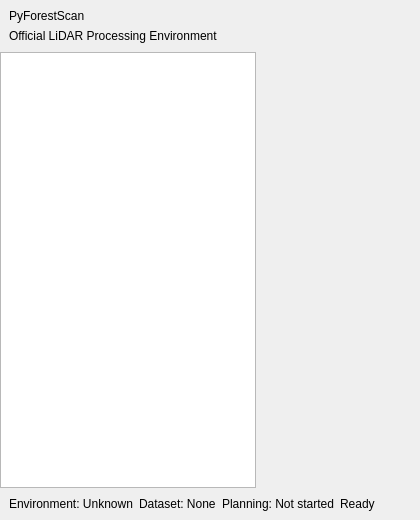
Before: the Qt Designer form pyforestscan_qgis/ui/forms/mission_control.ui in sticholas/pyforestscan-qgis, drawn with Qt 5.
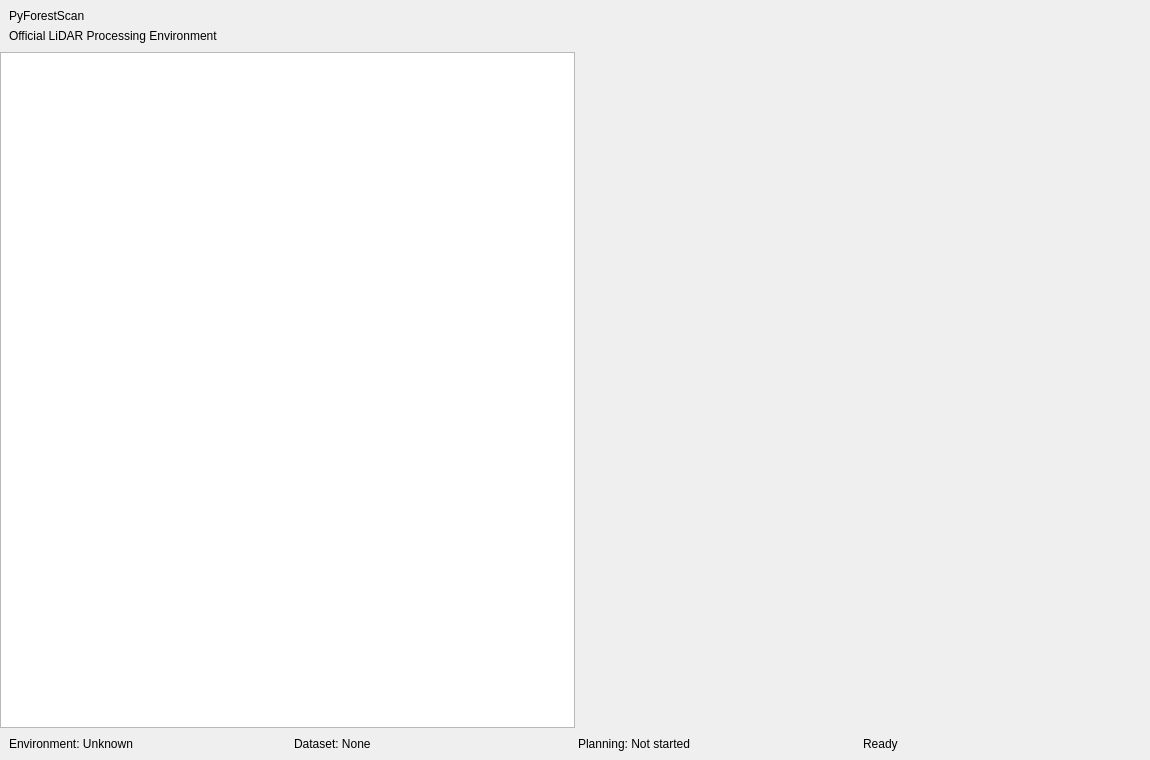
After: the same form once the commit is applied.

Commit message: Phase 16D: Redesign Mission Control full-window layout

The edit to the form file:
```diff
--- a/pyforestscan_qgis/ui/forms/mission_control.ui
+++ b/pyforestscan_qgis/ui/forms/mission_control.ui
@@ -4,8 +4,8 @@
  <widget class="QWidget" name="MissionControlRoot">
   <property name="minimumSize">
    <size>
-    <width>420</width>
-    <height>520</height>
+    <width>1150</width>
+    <height>760</height>
    </size>
   </property>
   <layout class="QVBoxLayout" name="rootLayout">
```
Left out of the diff: 4 changed lines with no effect on the pictures. The commit also changes 6 other files.
